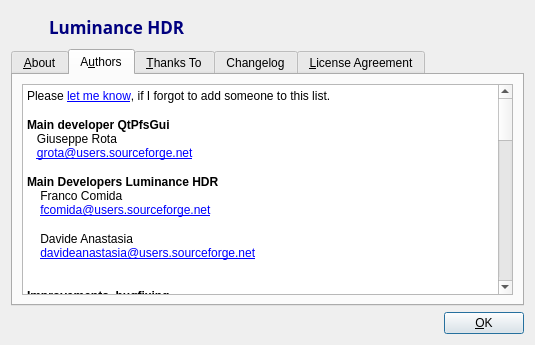
Old version of the form src/UI/about.ui in the repository LuminanceHDR/LuminanceHDR.
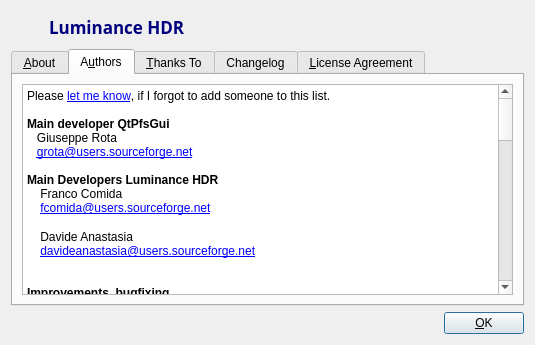
New version of the form. The open tabs and pages were chosen to show the change. Icons and pictures are not drawn.

Commit message:
[Luminance HDR]: Use Icons Theme on Windows and OSX.
Add new directory "icons" that must be installed alongside with the program. That directory can contain platform specific icons (right now our icons, in the future...). Its path and the Theme name is conditionally set in MainGui/main.cpp for both Windows and OSX. Luminance HDR specific icons are now
in "program-icons" and icons.qrc has been modified accordingly. Old "images" directory still contains miscellaneous icons/images not used right now.

Diff of the .ui file:
```diff
--- a/src/UI/about.ui
+++ b/src/UI/about.ui
@@ -120,27 +120,27 @@
             <string>&lt;!DOCTYPE HTML PUBLIC &quot;-//W3C//DTD HTML 4.0//EN&quot; &quot;http://www.w3.org/TR/REC-html40/strict.dtd&quot;&gt;
 &lt;html&gt;&lt;head&gt;&lt;meta name=&quot;qrichtext&quot; content=&quot;1&quot; /&gt;&lt;style type=&quot;text/css&quot;&gt;
 p, li { white-space: pre-wrap; }
-&lt;/style&gt;&lt;/head&gt;&lt;body style=&quot; font-family:'Noto Sans'; font-size:10pt; font-weight:400; font-style:normal;&quot;&gt;
-&lt;p style=&quot; margin-top:0px; margin-bottom:0px; margin-left:0px; margin-right:0px; -qt-block-indent:0; text-indent:0px;&quot;&gt;&lt;span style=&quot; font-family:'Sans Serif'; font-size:9pt;&quot;&gt;Please &lt;/span&gt;&lt;a href=&quot;mailto:davideanastasia@users.sourceforge.net&quot;&gt;&lt;span style=&quot; font-family:'Sans Serif'; font-size:9pt; text-decoration: underline; color:#0000ff;&quot;&gt;let me know&lt;/span&gt;&lt;/a&gt;&lt;span style=&quot; font-family:'Sans Serif'; font-size:9pt;&quot;&gt;, if I forgot to add someone to this list.&lt;/span&gt;&lt;/p&gt;
-&lt;p style=&quot; margin-top:0px; margin-bottom:0px; margin-left:0px; margin-right:0px; -qt-block-indent:0; text-indent:0px;&quot;&gt;&lt;span style=&quot; font-family:'Sans Serif'; font-size:9pt;&quot;&gt;&lt;br /&gt;&lt;/span&gt;&lt;span style=&quot; font-family:'Sans Serif'; font-size:9pt; font-weight:600;&quot;&gt;Main developer QtPfsGui&lt;/span&gt;&lt;/p&gt;
-&lt;p style=&quot; margin-top:0px; margin-bottom:0px; margin-left:0px; margin-right:0px; -qt-block-indent:0; text-indent:0px;&quot;&gt;&lt;span style=&quot; font-family:'Sans Serif'; font-size:9pt;&quot;&gt;   Giuseppe Rota&lt;br /&gt;   &lt;/span&gt;&lt;a href=&quot;mailto:grota@users.sourceforge.net&quot;&gt;&lt;span style=&quot; font-family:'Sans Serif'; font-size:9pt; text-decoration: underline; color:#0000ff;&quot;&gt;grota@users.sourceforge.net&lt;/span&gt;&lt;/a&gt;&lt;span style=&quot; font-family:'Sans Serif'; font-size:9pt;&quot;&gt;&lt;br /&gt;&lt;/span&gt;&lt;/p&gt;
-&lt;p style=&quot; margin-top:0px; margin-bottom:0px; margin-left:0px; margin-right:0px; -qt-block-indent:0; text-indent:0px;&quot;&gt;&lt;span style=&quot; font-family:'Sans Serif'; font-size:9pt; font-weight:600;&quot;&gt;Main Developers Luminance HDR&lt;/span&gt;&lt;/p&gt;
-&lt;p style=&quot; margin-top:0px; margin-bottom:0px; margin-left:0px; margin-right:0px; -qt-block-indent:0; text-indent:0px;&quot;&gt;&lt;span style=&quot; font-family:'Sans Serif'; font-size:9pt;&quot;&gt;    Franco Comida&lt;/span&gt;&lt;/p&gt;
-&lt;p style=&quot; margin-top:0px; margin-bottom:0px; margin-left:0px; margin-right:0px; -qt-block-indent:0; text-indent:0px;&quot;&gt;&lt;span style=&quot; font-family:'Sans Serif'; font-size:9pt;&quot;&gt;    &lt;/span&gt;&lt;a href=&quot;mailto:fcomida@users.sourceforge.net&quot;&gt;&lt;span style=&quot; font-family:'Sans Serif'; font-size:9pt; text-decoration: underline; color:#0000ff;&quot;&gt;fcomida@users.sourceforge.net&lt;/span&gt;&lt;/a&gt;&lt;/p&gt;
-&lt;p style=&quot;-qt-paragraph-type:empty; margin-top:0px; margin-bottom:0px; margin-left:0px; margin-right:0px; -qt-block-indent:0; text-indent:0px; font-family:'Sans Serif';&quot;&gt;&lt;br /&gt;&lt;/p&gt;
-&lt;p style=&quot; margin-top:0px; margin-bottom:0px; margin-left:0px; margin-right:0px; -qt-block-indent:0; text-indent:0px;&quot;&gt;&lt;span style=&quot; font-family:'Sans Serif'; font-size:9pt;&quot;&gt;    Davide Anastasia&lt;/span&gt;&lt;/p&gt;
-&lt;p style=&quot; margin-top:0px; margin-bottom:0px; margin-left:0px; margin-right:0px; -qt-block-indent:0; text-indent:0px;&quot;&gt;&lt;span style=&quot; font-family:'Sans Serif'; font-size:9pt;&quot;&gt;    &lt;/span&gt;&lt;a href=&quot;mailto:davideanastasia@users.sourceforge.net&quot;&gt;&lt;span style=&quot; font-family:'Sans Serif'; font-size:9pt; text-decoration: underline; color:#0000ff;&quot;&gt;davideanastasia@users.sourceforge.net&lt;/span&gt;&lt;/a&gt;&lt;/p&gt;
-&lt;p style=&quot; margin-top:0px; margin-bottom:0px; margin-left:0px; margin-right:0px; -qt-block-indent:0; text-indent:0px;&quot;&gt;&lt;span style=&quot; font-family:'Sans Serif'; font-size:9pt;&quot;&gt;    &lt;/span&gt;&lt;/p&gt;
-&lt;p style=&quot; margin-top:0px; margin-bottom:0px; margin-left:0px; margin-right:0px; -qt-block-indent:0; text-indent:0px;&quot;&gt;&lt;span style=&quot; font-family:'Sans Serif'; font-size:9pt;&quot;&gt;&lt;br /&gt;&lt;/span&gt;&lt;span style=&quot; font-family:'Sans Serif'; font-size:9pt; font-weight:600;&quot;&gt;Improvements, bugfixing&lt;/span&gt;&lt;/p&gt;
-&lt;p style=&quot; margin-top:0px; margin-bottom:0px; margin-left:0px; margin-right:0px; -qt-block-indent:0; text-indent:0px;&quot;&gt;&lt;span style=&quot; font-family:'Sans Serif'; font-size:9pt;&quot;&gt;    Daniel Kaneider&lt;/span&gt;&lt;/p&gt;
-&lt;p style=&quot; margin-top:0px; margin-bottom:0px; margin-left:0px; margin-right:0px; -qt-block-indent:0; text-indent:0px;&quot;&gt;&lt;span style=&quot; font-family:'Sans Serif'; font-size:9pt;&quot;&gt;    &lt;/span&gt;&lt;a href=&quot;mailto:danielkaneider@users.sourceforge.net&quot;&gt;&lt;span style=&quot; font-family:'Sans Serif'; font-size:9pt; text-decoration: underline; color:#0000ff;&quot;&gt;danielkaneider@users.sourceforge.net&lt;/span&gt;&lt;/a&gt;&lt;/p&gt;
-&lt;p style=&quot;-qt-paragraph-type:empty; margin-top:0px; margin-bottom:0px; margin-left:0px; margin-right:0px; -qt-block-indent:0; text-indent:0px; font-family:'Sans Serif'; font-size:9pt; text-decoration: underline; color:#0000ff;&quot;&gt;&lt;br /&gt;&lt;/p&gt;
-&lt;p style=&quot; margin-top:0px; margin-bottom:0px; margin-left:0px; margin-right:0px; -qt-block-indent:0; text-indent:0px;&quot;&gt;&lt;span style=&quot; font-family:'Sans Serif'; font-size:9pt; font-weight:600;&quot;&gt;pfs{tools|calibration|tmo} codebase&lt;/span&gt;&lt;span style=&quot; font-family:'Sans Serif'; font-size:9pt;&quot;&gt;&lt;br /&gt;   Grzegorz Krawczyk&lt;br /&gt;   &lt;/span&gt;&lt;a href=&quot;mailto:krawczyk@mpi-sb.mpg.de&quot;&gt;&lt;span style=&quot; font-family:'Sans Serif'; font-size:9pt; text-decoration: underline; color:#0000ff;&quot;&gt;krawczyk@mpi-sb.mpg.de&lt;/span&gt;&lt;/a&gt;&lt;span style=&quot; font-family:'Sans Serif'; font-size:9pt;&quot;&gt;&lt;br /&gt;   &lt;br /&gt;   Rafal Mantiuk&lt;br /&gt;   &lt;/span&gt;&lt;a href=&quot;mailto:mantiuk@mpi-sb.mpg.de&quot;&gt;&lt;span style=&quot; font-family:'Sans Serif'; font-size:9pt; text-decoration: underline; color:#0000ff;&quot;&gt;mantiuk@mpi-sb.mpg.de &lt;/span&gt;&lt;/a&gt;&lt;/p&gt;
-&lt;p style=&quot; margin-top:0px; margin-bottom:0px; margin-left:0px; margin-right:0px; -qt-block-indent:0; text-indent:0px;&quot;&gt;&lt;span style=&quot; font-family:'Sans Serif'; font-size:9pt; text-decoration: underline; color:#0000ff;&quot;&gt;&lt;br /&gt;&lt;/span&gt;&lt;span style=&quot; font-family:'Sans Serif'; font-size:9pt; font-weight:600; color:#000000;&quot;&gt;G.Ward's Mean Threshold Bitmap (MTB) algorithm &lt;/span&gt;&lt;span style=&quot; font-family:'Sans Serif'; font-size:9pt; color:#000000;&quot;&gt;&lt;br /&gt;   Nicholas Phillips&lt;br /&gt;   &lt;/span&gt;&lt;a href=&quot;ngphillips@gmail.com&quot;&gt;&lt;span style=&quot; font-family:'Sans Serif'; font-size:9pt; text-decoration: underline; color:#0000ff;&quot;&gt;ngphillips@gmail.com&lt;/span&gt;&lt;/a&gt;&lt;span style=&quot; font-family:'Sans Serif'; font-size:9pt; color:#000000;&quot;&gt;&lt;br /&gt;  &lt;br /&gt;&lt;/span&gt;&lt;span style=&quot; font-family:'Sans Serif'; font-size:9pt; font-weight:600; color:#000000;&quot;&gt;Russian translator, usability fixes, user manual, .desktop file&lt;/span&gt;&lt;span style=&quot; font-family:'Sans Serif'; font-size:9pt; color:#000000;&quot;&gt;&lt;br /&gt;   Alexandre Prokoudine&lt;br /&gt;   &lt;/span&gt;&lt;a href=&quot;alexandre.prokoudine@gmail.com&quot;&gt;&lt;span style=&quot; font-family:'Sans Serif'; font-size:9pt; text-decoration: underline; color:#0000ff;&quot;&gt;alexandre.prokoudine@gmail.com&lt;/span&gt;&lt;/a&gt;&lt;span style=&quot; font-family:'Sans Serif'; font-size:9pt; color:#000000;&quot;&gt;&lt;br /&gt;   &lt;br /&gt;&lt;/span&gt;&lt;span style=&quot; font-family:'Sans Serif'; font-size:9pt; font-weight:600; color:#000000;&quot;&gt;Norwegian translator&lt;/span&gt;&lt;span style=&quot; font-family:'Sans Serif'; font-size:9pt; color:#000000;&quot;&gt;&lt;br /&gt;   Åsmund Ødegård&lt;br /&gt;   &lt;/span&gt;&lt;a href=&quot;mandus@users.sourceforge.net&quot;&gt;&lt;span style=&quot; font-family:'Sans Serif'; font-size:9pt; text-decoration: underline; color:#0000ff;&quot;&gt;mandus@users.sourceforge.net&lt;/span&gt;&lt;/a&gt;&lt;span style=&quot; font-family:'Sans Serif'; font-size:9pt; color:#000000;&quot;&gt;&lt;br /&gt;   &lt;br /&gt;&lt;/span&gt;&lt;span style=&quot; font-family:'Sans Serif'; font-size:9pt; font-weight:600; color:#000000;&quot;&gt;Turkish translato&lt;/span&gt;&lt;span style=&quot; font-family:'Sans Serif'; font-size:9pt; color:#000000;&quot;&gt;r&lt;br /&gt;   Mustafa GÜNAY&lt;br /&gt;&lt;br /&gt;&lt;/span&gt;&lt;span style=&quot; font-family:'Sans Serif'; font-size:9pt; font-weight:600; color:#000000;&quot;&gt;French translator&lt;/span&gt;&lt;span style=&quot; font-family:'Sans Serif'; font-size:9pt; color:#000000;&quot;&gt;&lt;br /&gt;   Cyril Lavier&lt;br /&gt;   &lt;br /&gt;&lt;/span&gt;&lt;span style=&quot; font-family:'Sans Serif'; font-size:9pt; font-weight:600; color:#000000;&quot;&gt;Spanish translator&lt;/span&gt;&lt;span style=&quot; font-family:'Sans Serif'; font-size:9pt; color:#000000;&quot;&gt;&lt;br /&gt;   Alberto Garcia&lt;br /&gt;   &lt;br /&gt;&lt;/span&gt;&lt;span style=&quot; font-family:'Sans Serif'; font-size:9pt; font-weight:600; color:#000000;&quot;&gt;German translator&lt;/span&gt;&lt;span style=&quot; font-family:'Sans Serif'; font-size:9pt; color:#000000;&quot;&gt;&lt;br /&gt;   Christian Raue&lt;br /&gt;&lt;br /&gt;&lt;/span&gt;&lt;span style=&quot; font-family:'Sans Serif'; font-size:9pt; font-weight:600; color:#000000;&quot;&gt;Czech translator&lt;/span&gt;&lt;span style=&quot; font-family:'Sans Serif'; font-size:9pt; color:#000000;&quot;&gt;&lt;br /&gt;   Jan Gemela&lt;br /&gt;   &lt;br /&gt;&lt;/span&gt;&lt;span style=&quot; font-family:'Sans Serif'; font-size:9pt; font-weight:600; color:#000000;&quot;&gt;Polish translator&lt;/span&gt;&lt;span style=&quot; font-family:'Sans Serif'; font-size:9pt; color:#000000;&quot;&gt;&lt;br /&gt;   Maciej Dziardziel&lt;br /&gt;   &lt;br /&gt;&lt;/span&gt;&lt;span style=&quot; font-family:'Sans Serif'; font-size:9pt; font-weight:600; color:#000000;&quot;&gt;Romanian translator&lt;/span&gt;&lt;span style=&quot; font-family:'Sans Serif'; font-size:9pt; color:#000000;&quot;&gt;&lt;br /&gt;   Andrei Răcăşan&lt;br /&gt;&lt;/span&gt;&lt;/p&gt;
-&lt;p style=&quot; margin-top:0px; margin-bottom:0px; margin-left:0px; margin-right:0px; -qt-block-indent:0; text-indent:0px;&quot;&gt;&lt;span style=&quot; font-family:'Sans Serif'; font-size:9pt; font-weight:600; color:#000000;&quot;&gt;Chinese translator&lt;/span&gt;&lt;/p&gt;
-&lt;p style=&quot; margin-top:0px; margin-bottom:0px; margin-left:0px; margin-right:0px; -qt-block-indent:0; text-indent:0px;&quot;&gt;&lt;span style=&quot; font-family:'Sans Serif'; font-size:9pt; color:#000000;&quot;&gt;   Lei Zhao&lt;/span&gt;&lt;/p&gt;
-&lt;p style=&quot;-qt-paragraph-type:empty; margin-top:0px; margin-bottom:0px; margin-left:0px; margin-right:0px; -qt-block-indent:0; text-indent:0px; font-family:'Sans Serif'; font-size:9pt; color:#000000;&quot;&gt;&lt;br /&gt;&lt;/p&gt;
-&lt;p style=&quot; margin-top:0px; margin-bottom:0px; margin-left:0px; margin-right:0px; -qt-block-indent:0; text-indent:0px;&quot;&gt;&lt;span style=&quot; font-family:'Sans Serif'; font-size:9pt; font-weight:600; color:#000000;&quot;&gt;FreeBSD patches and maintainers&lt;/span&gt;&lt;span style=&quot; font-family:'Sans Serif'; font-size:9pt; color:#000000;&quot;&gt;&lt;br /&gt;Joao Rocha Braga Filho, Bertrand Petit and Steffen Beyer&lt;br /&gt;&lt;/span&gt;&lt;/p&gt;&lt;/body&gt;&lt;/html&gt;</string>
+&lt;/style&gt;&lt;/head&gt;&lt;body style=&quot; font-family:'Noto Sans'; font-size:9pt; font-weight:400; font-style:normal;&quot;&gt;
+&lt;p style=&quot; margin-top:0px; margin-bottom:0px; margin-left:0px; margin-right:0px; -qt-block-indent:0; text-indent:0px;&quot;&gt;&lt;span style=&quot; font-family:'Sans Serif';&quot;&gt;Please &lt;/span&gt;&lt;a href=&quot;mailto:davideanastasia@users.sourceforge.net&quot;&gt;&lt;span style=&quot; font-family:'Sans Serif'; text-decoration: underline; color:#0000ff;&quot;&gt;let me know&lt;/span&gt;&lt;/a&gt;&lt;span style=&quot; font-family:'Sans Serif';&quot;&gt;, if I forgot to add someone to this list.&lt;/span&gt;&lt;/p&gt;
+&lt;p style=&quot; margin-top:0px; margin-bottom:0px; margin-left:0px; margin-right:0px; -qt-block-indent:0; text-indent:0px;&quot;&gt;&lt;span style=&quot; font-family:'Sans Serif';&quot;&gt;&lt;br /&gt;&lt;/span&gt;&lt;span style=&quot; font-family:'Sans Serif'; font-weight:600;&quot;&gt;Main developer QtPfsGui&lt;/span&gt;&lt;/p&gt;
+&lt;p style=&quot; margin-top:0px; margin-bottom:0px; margin-left:0px; margin-right:0px; -qt-block-indent:0; text-indent:0px;&quot;&gt;&lt;span style=&quot; font-family:'Sans Serif';&quot;&gt;   Giuseppe Rota&lt;br /&gt;   &lt;/span&gt;&lt;a href=&quot;mailto:grota@users.sourceforge.net&quot;&gt;&lt;span style=&quot; font-family:'Sans Serif'; text-decoration: underline; color:#0000ff;&quot;&gt;grota@users.sourceforge.net&lt;/span&gt;&lt;/a&gt;&lt;span style=&quot; font-family:'Sans Serif';&quot;&gt;&lt;br /&gt;&lt;/span&gt;&lt;/p&gt;
+&lt;p style=&quot; margin-top:0px; margin-bottom:0px; margin-left:0px; margin-right:0px; -qt-block-indent:0; text-indent:0px;&quot;&gt;&lt;span style=&quot; font-family:'Sans Serif'; font-weight:600;&quot;&gt;Main Developers Luminance HDR&lt;/span&gt;&lt;/p&gt;
+&lt;p style=&quot; margin-top:0px; margin-bottom:0px; margin-left:0px; margin-right:0px; -qt-block-indent:0; text-indent:0px;&quot;&gt;&lt;span style=&quot; font-family:'Sans Serif';&quot;&gt;    Franco Comida&lt;/span&gt;&lt;/p&gt;
+&lt;p style=&quot; margin-top:0px; margin-bottom:0px; margin-left:0px; margin-right:0px; -qt-block-indent:0; text-indent:0px;&quot;&gt;&lt;span style=&quot; font-family:'Sans Serif';&quot;&gt;    &lt;/span&gt;&lt;a href=&quot;mailto:fcomida@users.sourceforge.net&quot;&gt;&lt;span style=&quot; font-family:'Sans Serif'; text-decoration: underline; color:#0000ff;&quot;&gt;fcomida@users.sourceforge.net&lt;/span&gt;&lt;/a&gt;&lt;/p&gt;
+&lt;p style=&quot;-qt-paragraph-type:empty; margin-top:0px; margin-bottom:0px; margin-left:0px; margin-right:0px; -qt-block-indent:0; text-indent:0px; font-family:'Sans Serif'; font-size:10pt;&quot;&gt;&lt;br /&gt;&lt;/p&gt;
+&lt;p style=&quot; margin-top:0px; margin-bottom:0px; margin-left:0px; margin-right:0px; -qt-block-indent:0; text-indent:0px;&quot;&gt;&lt;span style=&quot; font-family:'Sans Serif';&quot;&gt;    Davide Anastasia&lt;/span&gt;&lt;/p&gt;
+&lt;p style=&quot; margin-top:0px; margin-bottom:0px; margin-left:0px; margin-right:0px; -qt-block-indent:0; text-indent:0px;&quot;&gt;&lt;span style=&quot; font-family:'Sans Serif';&quot;&gt;    &lt;/span&gt;&lt;a href=&quot;mailto:davideanastasia@users.sourceforge.net&quot;&gt;&lt;span style=&quot; font-family:'Sans Serif'; text-decoration: underline; color:#0000ff;&quot;&gt;davideanastasia@users.sourceforge.net&lt;/span&gt;&lt;/a&gt;&lt;/p&gt;
+&lt;p style=&quot; margin-top:0px; margin-bottom:0px; margin-left:0px; margin-right:0px; -qt-block-indent:0; text-indent:0px;&quot;&gt;&lt;span style=&quot; font-family:'Sans Serif';&quot;&gt;    &lt;/span&gt;&lt;/p&gt;
+&lt;p style=&quot; margin-top:0px; margin-bottom:0px; margin-left:0px; margin-right:0px; -qt-block-indent:0; text-indent:0px;&quot;&gt;&lt;span style=&quot; font-family:'Sans Serif';&quot;&gt;&lt;br /&gt;&lt;/span&gt;&lt;span style=&quot; font-family:'Sans Serif'; font-weight:600;&quot;&gt;Improvements, bugfixing&lt;/span&gt;&lt;/p&gt;
+&lt;p style=&quot; margin-top:0px; margin-bottom:0px; margin-left:0px; margin-right:0px; -qt-block-indent:0; text-indent:0px;&quot;&gt;&lt;span style=&quot; font-family:'Sans Serif';&quot;&gt;    Daniel Kaneider&lt;/span&gt;&lt;/p&gt;
+&lt;p style=&quot; margin-top:0px; margin-bottom:0px; margin-left:0px; margin-right:0px; -qt-block-indent:0; text-indent:0px;&quot;&gt;&lt;span style=&quot; font-family:'Sans Serif';&quot;&gt;    &lt;/span&gt;&lt;a href=&quot;mailto:danielkaneider@users.sourceforge.net&quot;&gt;&lt;span style=&quot; font-family:'Sans Serif'; text-decoration: underline; color:#0000ff;&quot;&gt;danielkaneider@users.sourceforge.net&lt;/span&gt;&lt;/a&gt;&lt;/p&gt;
+&lt;p style=&quot;-qt-paragraph-type:empty; margin-top:0px; margin-bottom:0px; margin-left:0px; margin-right:0px; -qt-block-indent:0; text-indent:0px; font-family:'Sans Serif'; text-decoration: underline; color:#0000ff;&quot;&gt;&lt;br /&gt;&lt;/p&gt;
+&lt;p style=&quot; margin-top:0px; margin-bottom:0px; margin-left:0px; margin-right:0px; -qt-block-indent:0; text-indent:0px;&quot;&gt;&lt;span style=&quot; font-family:'Sans Serif'; font-weight:600;&quot;&gt;pfs{tools|calibration|tmo} codebase&lt;/span&gt;&lt;span style=&quot; font-family:'Sans Serif';&quot;&gt;&lt;br /&gt;   Grzegorz Krawczyk&lt;br /&gt;   &lt;/span&gt;&lt;a href=&quot;mailto:krawczyk@mpi-sb.mpg.de&quot;&gt;&lt;span style=&quot; font-family:'Sans Serif'; text-decoration: underline; color:#0000ff;&quot;&gt;krawczyk@mpi-sb.mpg.de&lt;/span&gt;&lt;/a&gt;&lt;span style=&quot; font-family:'Sans Serif';&quot;&gt;&lt;br /&gt;   &lt;br /&gt;   Rafal Mantiuk&lt;br /&gt;   &lt;/span&gt;&lt;a href=&quot;mailto:mantiuk@mpi-sb.mpg.de&quot;&gt;&lt;span style=&quot; font-family:'Sans Serif'; text-decoration: underline; color:#0000ff;&quot;&gt;mantiuk@mpi-sb.mpg.de &lt;/span&gt;&lt;/a&gt;&lt;/p&gt;
+&lt;p style=&quot; margin-top:0px; margin-bottom:0px; margin-left:0px; margin-right:0px; -qt-block-indent:0; text-indent:0px;&quot;&gt;&lt;span style=&quot; font-family:'Sans Serif'; text-decoration: underline; color:#0000ff;&quot;&gt;&lt;br /&gt;&lt;/span&gt;&lt;span style=&quot; font-family:'Sans Serif'; font-weight:600; color:#000000;&quot;&gt;G.Ward's Mean Threshold Bitmap (MTB) algorithm &lt;/span&gt;&lt;span style=&quot; font-family:'Sans Serif'; color:#000000;&quot;&gt;&lt;br /&gt;   Nicholas Phillips&lt;br /&gt;   &lt;/span&gt;&lt;a href=&quot;ngphillips@gmail.com&quot;&gt;&lt;span style=&quot; font-family:'Sans Serif'; text-decoration: underline; color:#0000ff;&quot;&gt;ngphillips@gmail.com&lt;/span&gt;&lt;/a&gt;&lt;span style=&quot; font-family:'Sans Serif'; color:#000000;&quot;&gt;&lt;br /&gt;  &lt;br /&gt;&lt;/span&gt;&lt;span style=&quot; font-family:'Sans Serif'; font-weight:600; color:#000000;&quot;&gt;Russian translator, usability fixes, user manual, .desktop file&lt;/span&gt;&lt;span style=&quot; font-family:'Sans Serif'; color:#000000;&quot;&gt;&lt;br /&gt;   Alexandre Prokoudine&lt;br /&gt;   &lt;/span&gt;&lt;a href=&quot;alexandre.prokoudine@gmail.com&quot;&gt;&lt;span style=&quot; font-family:'Sans Serif'; text-decoration: underline; color:#0000ff;&quot;&gt;alexandre.prokoudine@gmail.com&lt;/span&gt;&lt;/a&gt;&lt;span style=&quot; font-family:'Sans Serif'; color:#000000;&quot;&gt;&lt;br /&gt;   &lt;br /&gt;&lt;/span&gt;&lt;span style=&quot; font-family:'Sans Serif'; font-weight:600; color:#000000;&quot;&gt;Norwegian translator&lt;/span&gt;&lt;span style=&quot; font-family:'Sans Serif'; color:#000000;&quot;&gt;&lt;br /&gt;   Åsmund Ødegård&lt;br /&gt;   &lt;/span&gt;&lt;a href=&quot;mandus@users.sourceforge.net&quot;&gt;&lt;span style=&quot; font-family:'Sans Serif'; text-decoration: underline; color:#0000ff;&quot;&gt;mandus@users.sourceforge.net&lt;/span&gt;&lt;/a&gt;&lt;span style=&quot; font-family:'Sans Serif'; color:#000000;&quot;&gt;&lt;br /&gt;   &lt;br /&gt;&lt;/span&gt;&lt;span style=&quot; font-family:'Sans Serif'; font-weight:600; color:#000000;&quot;&gt;Turkish translato&lt;/span&gt;&lt;span style=&quot; font-family:'Sans Serif'; color:#000000;&quot;&gt;r&lt;br /&gt;   Mustafa GÜNAY&lt;br /&gt;&lt;br /&gt;&lt;/span&gt;&lt;span style=&quot; font-family:'Sans Serif'; font-weight:600; color:#000000;&quot;&gt;French translator&lt;/span&gt;&lt;span style=&quot; font-family:'Sans Serif'; color:#000000;&quot;&gt;&lt;br /&gt;   Cyril Lavier&lt;br /&gt;   &lt;br /&gt;&lt;/span&gt;&lt;span style=&quot; font-family:'Sans Serif'; font-weight:600; color:#000000;&quot;&gt;Spanish translator&lt;/span&gt;&lt;span style=&quot; font-family:'Sans Serif'; color:#000000;&quot;&gt;&lt;br /&gt;   Alberto Garcia&lt;br /&gt;   &lt;br /&gt;&lt;/span&gt;&lt;span style=&quot; font-family:'Sans Serif'; font-weight:600; color:#000000;&quot;&gt;German translator&lt;/span&gt;&lt;span style=&quot; font-family:'Sans Serif'; color:#000000;&quot;&gt;&lt;br /&gt;   Christian Raue&lt;br /&gt;&lt;br /&gt;&lt;/span&gt;&lt;span style=&quot; font-family:'Sans Serif'; font-weight:600; color:#000000;&quot;&gt;Czech translator&lt;/span&gt;&lt;span style=&quot; font-family:'Sans Serif'; color:#000000;&quot;&gt;&lt;br /&gt;   Jan Gemela&lt;br /&gt;   &lt;br /&gt;&lt;/span&gt;&lt;span style=&quot; font-family:'Sans Serif'; font-weight:600; color:#000000;&quot;&gt;Polish translator&lt;/span&gt;&lt;span style=&quot; font-family:'Sans Serif'; color:#000000;&quot;&gt;&lt;br /&gt;   Maciej Dziardziel&lt;br /&gt;   &lt;br /&gt;&lt;/span&gt;&lt;span style=&quot; font-family:'Sans Serif'; font-weight:600; color:#000000;&quot;&gt;Romanian translator&lt;/span&gt;&lt;span style=&quot; font-family:'Sans Serif'; color:#000000;&quot;&gt;&lt;br /&gt;   Andrei Răcăşan&lt;br /&gt;&lt;/span&gt;&lt;/p&gt;
+&lt;p style=&quot; margin-top:0px; margin-bottom:0px; margin-left:0px; margin-right:0px; -qt-block-indent:0; text-indent:0px;&quot;&gt;&lt;span style=&quot; font-family:'Sans Serif'; font-weight:600; color:#000000;&quot;&gt;Chinese translator&lt;/span&gt;&lt;/p&gt;
+&lt;p style=&quot; margin-top:0px; margin-bottom:0px; margin-left:0px; margin-right:0px; -qt-block-indent:0; text-indent:0px;&quot;&gt;&lt;span style=&quot; font-family:'Sans Serif'; color:#000000;&quot;&gt;   Lei Zhao&lt;/span&gt;&lt;/p&gt;
+&lt;p style=&quot;-qt-paragraph-type:empty; margin-top:0px; margin-bottom:0px; margin-left:0px; margin-right:0px; -qt-block-indent:0; text-indent:0px; font-family:'Sans Serif'; color:#000000;&quot;&gt;&lt;br /&gt;&lt;/p&gt;
+&lt;p style=&quot; margin-top:0px; margin-bottom:0px; margin-left:0px; margin-right:0px; -qt-block-indent:0; text-indent:0px;&quot;&gt;&lt;span style=&quot; font-family:'Sans Serif'; font-weight:600; color:#000000;&quot;&gt;FreeBSD patches and maintainers&lt;/span&gt;&lt;span style=&quot; font-family:'Sans Serif'; color:#000000;&quot;&gt;&lt;br /&gt;Joao Rocha Braga Filho, Bertrand Petit and Steffen Beyer&lt;br /&gt;&lt;/span&gt;&lt;/p&gt;&lt;/body&gt;&lt;/html&gt;</string>
            </property>
            <property name="openExternalLinks">
             <bool>true</bool>
```
Left out of the diff: 18 changed lines with no effect on the pictures. The commit also changes 174 other files.
